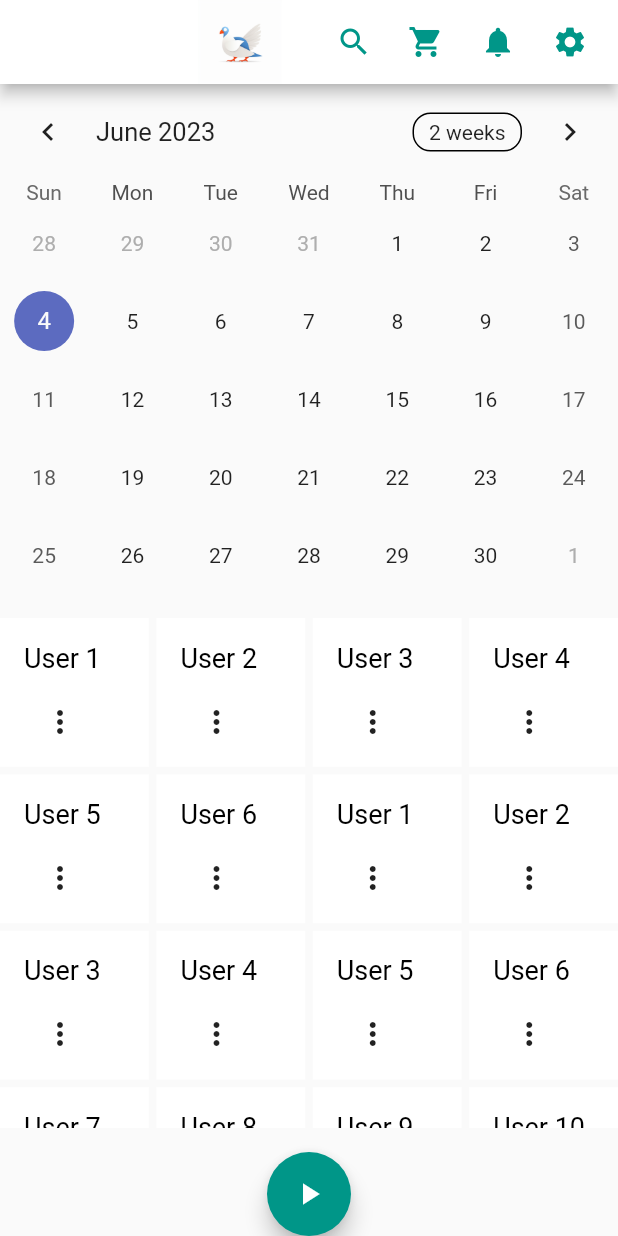
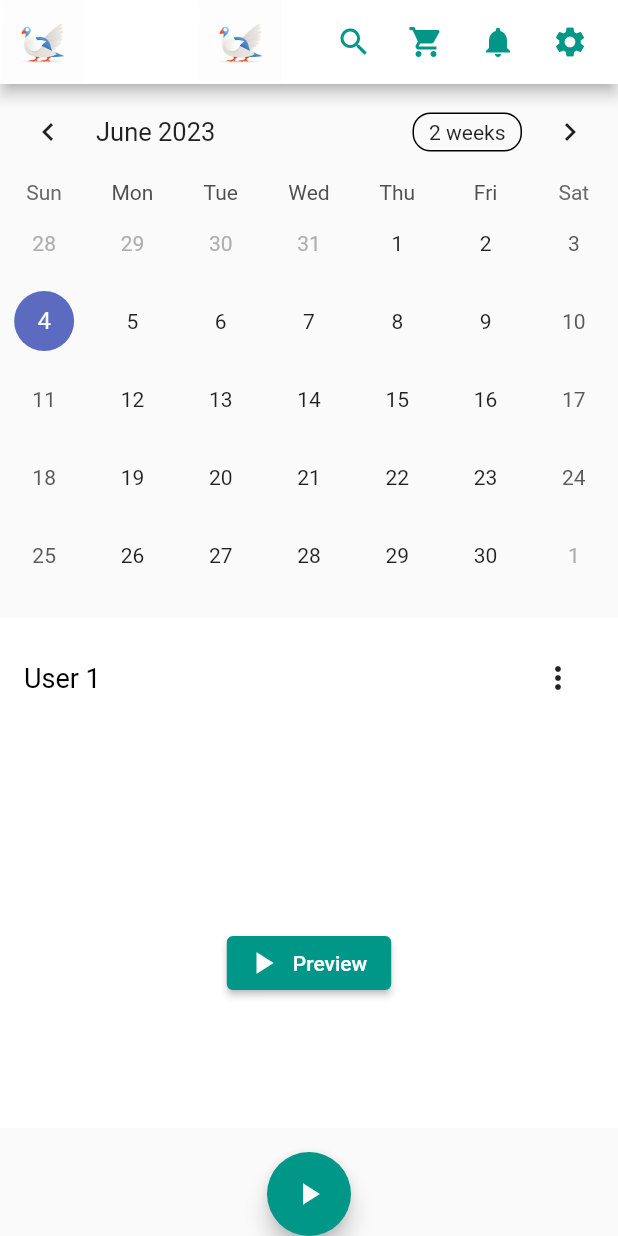
Before and after one commit to vipinchandranp/myboard, a Flutter app: the HomeScreen screen opened by its route, on a phone screen of 412 x 824 dp. Run offline on Flutter 3.47's test engine with Material 2 defaults, Android fonts, the light colour scheme and no system bars; drawn by our look-alikes of table_calendar; our stand-ins replace bloc, equatable, flutter_bloc, google_maps_flutter, image_picker, qr_flutter and 1 more.

Commit message:
basic skeleton

```diff
--- a/lib/screens/home_screen.dart
+++ b/lib/screens/home_screen.dart
@@ -16,15 +16,15 @@ class _HomeScreenState extends State<HomeScreen> {
   List<AdItem> adItems = [];
 
   VideoPlayerController? _videoPlayerController;
-
   bool _isVideoPlaying = false;
+  int _currentVideoIndex = -1;
 
   @override
   void initState() {
     super.initState();
     adItems.addAll(generateSampleItems(DateTime.now(), 6));
-    adItems.addAll(generateSampleItems(
-        DateTime.now().add(Duration(days: 1)), 23));
+    adItems
+        .addAll(generateSampleItems(DateTime.now().add(Duration(days: 1)), 23));
 
     // Initialize the video player controller
     _videoPlayerController =
@@ -60,9 +60,10 @@ class _HomeScreenState extends State<HomeScreen> {
     return samples;
   }
 
-  void _playVideo() {
+  void _playVideo(int index) {
     setState(() {
       _isVideoPlaying = true;
+      _currentVideoIndex = index;
       _videoPlayerController!.play();
     });
   }
@@ -79,6 +80,7 @@ class _HomeScreenState extends State<HomeScreen> {
     return Scaffold(
       appBar: AppBar(
         centerTitle: true,
+        leading: Image.asset('assets/myboard_logo1.png'),
         title: Container(
           height: kToolbarHeight,
           child: Image.asset(
@@ -155,7 +157,7 @@ class _HomeScreenState extends State<HomeScreen> {
           Expanded(
             child: GridView.builder(
               gridDelegate: SliverGridDelegateWithFixedCrossAxisCount(
-                crossAxisCount: 4,
+                crossAxisCount: 1,
                 childAspectRatio: 1.0,
                 crossAxisSpacing: 5,
                 mainAxisSpacing: 5,
@@ -186,12 +188,11 @@ class _HomeScreenState extends State<HomeScreen> {
                             ),
                             if (adItem.isLive)
                               Icon(
-                                Icons.circle,
-                                color: adItem.isRejected ? Colors.red : Colors.green,
+                                Icons.live_tv,
+                                color: adItem.isRejected
+                                    ? Colors.red
+                                    : Colors.green,
                               ),
-                          ],
-                        ),
-                        SizedBox(height: 8),
                             PopupMenuButton<String>(
                               itemBuilder: (context) => [
                                 PopupMenuItem(
@@ -222,26 +223,33 @@ class _HomeScreenState extends State<HomeScreen> {
                                 }
                               },
                             ),
+                          ],
+                        ),
+
                         Expanded(
                           child: Stack(
                             children: [
-                              if (_videoPlayerController!.value.isInitialized)
+                              if (_currentVideoIndex == index &&
+                                  _videoPlayerController!.value.isInitialized)
                                 AspectRatio(
-                                  aspectRatio: _videoPlayerController!.value.aspectRatio,
+                                  aspectRatio:
+                                  _videoPlayerController!.value.aspectRatio,
                                   child: VideoPlayer(_videoPlayerController!),
                                 ),
-                              if (!_isVideoPlaying)
+                              if (!_isVideoPlaying ||
+                                  _currentVideoIndex != index)
                                 Positioned.fill(
                                   child: Align(
                                     alignment: Alignment.center,
                                     child: ElevatedButton.icon(
-                                      onPressed: _playVideo,
+                                      onPressed: () => _playVideo(index),
                                       icon: Icon(Icons.play_arrow),
                                       label: Text('Preview'),
                                     ),
                                   ),
                                 ),
-                              if (_isVideoPlaying)
+                              if (_isVideoPlaying &&
+                                  _currentVideoIndex == index)
                                 Positioned.fill(
                                   child: GestureDetector(
                                     onTap: _pauseVideo,
@@ -273,7 +281,7 @@ class _HomeScreenState extends State<HomeScreen> {
                                   allowScrubbing: true,
                                   colors: VideoProgressColors(
                                     playedColor: Colors.red,
-                                    bufferedColor: Colors.grey,
+                                    bufferedColor: Colors.grey
                                   ),
                                 ),
                               ),
```
Lines whose indentation alone changed are shown as unchanged.
